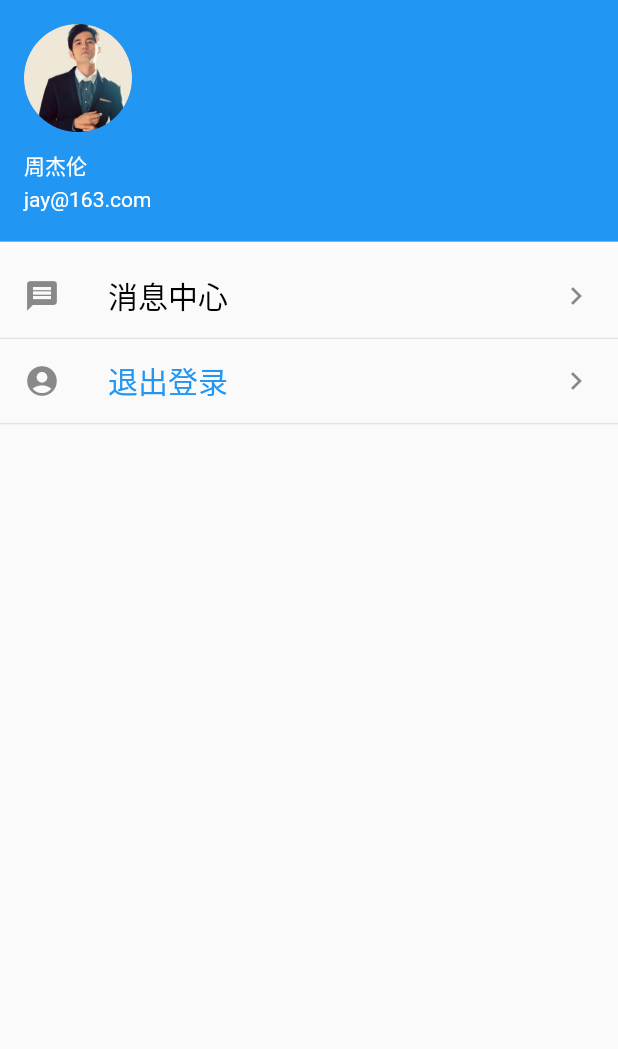
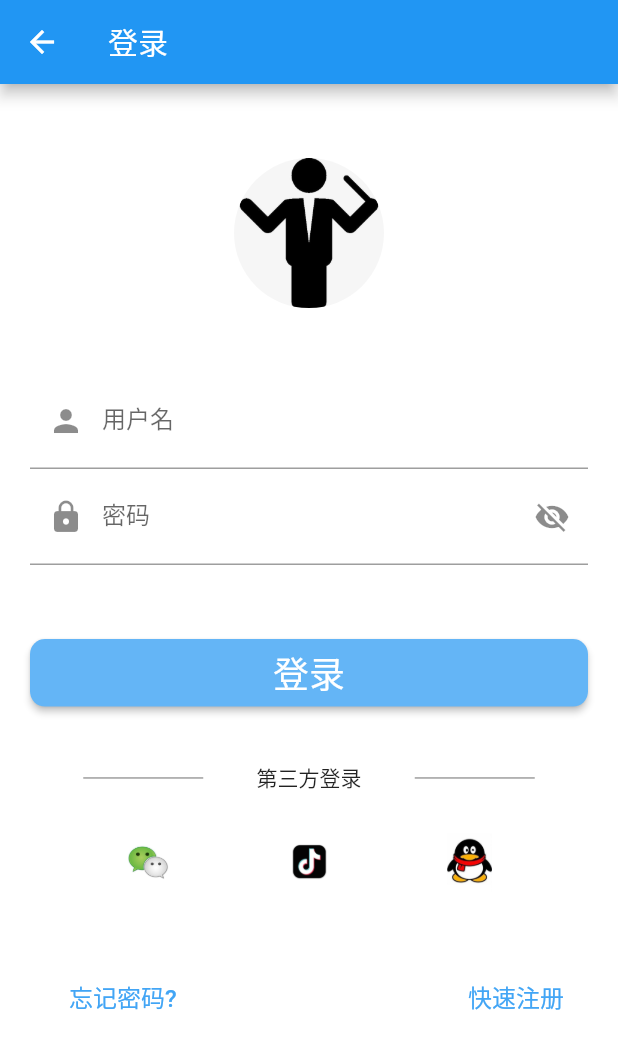
Before and after one commit to waltkong/xiaok, a Flutter app: the DrawerComponent widget shown alone on an empty page, opened directly, after a tap on "退出登录", on a phone screen of 412 x 824 dp. Shown: the top 1049 px of the screen. Run offline on Flutter 3.47's test engine with Material 2 defaults, Android fonts, the phone set to English and light mode, and no system bars; our stand-ins replace audioplayers, dio, flutter_easyrefresh, flutter_screenutil, flutter_swiper, shared_preferences; accounts and stored records are empty; network calls fail.

Commit message:
登录页面ok

```diff
--- a/flutter/xiaokmusic/lib/components/drawer_component.dart
+++ b/flutter/xiaokmusic/lib/components/drawer_component.dart
@@ -1,4 +1,6 @@
 import 'package:flutter/material.dart';
+
+import 'package:xiaokmusic/utils/login_util.dart';
 
 class DrawerComponent extends StatefulWidget {
   @override
@@ -13,7 +15,6 @@ class _DrawerComponentState extends State<DrawerComponent> {
 
   @override
   Widget build(BuildContext context) {
-
     return Container(
       child: ListView(
         children: <Widget>[
@@ -64,6 +65,7 @@ class _DrawerComponentState extends State<DrawerComponent> {
               setState(() {
                 highLightIndex = 2;
               });
+              Navigator.of(context).pushNamed('login');
             },
             title: Text(
               '退出登录', style: TextStyle(fontSize: 20,color: highLightIndex==2? Colors.blue : Colors.black),
--- /dev/null
+++ b/flutter/xiaokmusic/lib/localdatas/userinfo_form_data.dart
@@ -0,0 +1,39 @@
+import 'package:shared_preferences/shared_preferences.dart';
+
+
+class UserinfoFormData{
+
+  List keyList = [
+    'username',
+    'password',
+    'token',
+  ];
+
+  String getFullKey(String key){
+    return 'UserinfoFormData_'+ key;
+  }
+
+
+  Future setData(Map<String,String> _map) async{
+    SharedPreferences prefs = await SharedPreferences.getInstance();
+
+    _map.forEach((key,value){
+      prefs.setString(this.getFullKey(key.toString()), value.toString());
+    });
+
+  }
+
+  Future<String> getData(String keyname) async{
+    SharedPreferences prefs = await SharedPreferences.getInstance();
+
+    return prefs.getString(this.getFullKey(keyname));
+  }
+
+  Future deleteData(String keyname) async{
+    SharedPreferences prefs = await SharedPreferences.getInstance();
+    prefs.setString(this.getFullKey(keyname), '');
+  }
+
+
+
+}
--- a/flutter/xiaokmusic/lib/main.dart
+++ b/flutter/xiaokmusic/lib/main.dart
@@ -12,6 +12,9 @@ import 'package:xiaokmusic/pages/music/song_list_page.dart';
 
 import 'package:provider/provider.dart';
 import 'package:xiaokmusic/statemodels/base_state_model.dart';
+import 'package:xiaokmusic/statemodels/userinfo_state_model.dart';
+
+import 'package:xiaokmusic/pages/login/login_page.dart';
 
 void main() => runApp(MyApp());
 
@@ -21,6 +24,7 @@ class MyApp extends StatelessWidget {
     return MultiProvider(
       providers: [
         ChangeNotifierProvider(builder: (context)=>BaseStateModel() ,),
+        ChangeNotifierProvider(builder: (context)=>UserinfoStateModel() ,),
       ],
       child: Container(
 
@@ -44,6 +48,8 @@ class MyApp extends StatelessWidget {
             'singer_list':(context) => SingerListPage(),  //歌手列表页面
             'song_list':(context) => SongListPage(),  //歌曲列表页面
 
+            'login':(context) => LoginPage(),  //歌曲列表页面
+
           },
         ),
 
--- /dev/null
+++ b/flutter/xiaokmusic/lib/pages/login/login_page.dart
@@ -0,0 +1,461 @@
+import 'package:flutter/material.dart';
+import 'package:flutter_screenutil/flutter_screenutil.dart';
+import 'package:xiaokmusic/utils/validate_util.dart';
+import 'package:xiaokmusic/apis/user_api.dart';
+
+import 'package:provider/provider.dart';
+import 'package:xiaokmusic/statemodels/userinfo_state_model.dart';
+import 'package:xiaokmusic/localdatas/userinfo_form_data.dart';
+
+
+class LoginPage extends StatelessWidget {
+  @override
+  Widget build(BuildContext context) {
+    return Scaffold(
+      appBar: AppBar(
+        title: Text('登录'),
+      ),
+      backgroundColor: Colors.white,
+      // 外层添加一个手势，用于点击空白部分，回收键盘
+      body:LoginBodyPage(),
+    );
+  }
+}
+
+
+
+class LoginBodyPage extends StatefulWidget {
+  @override
+  _LoginBodyPageState createState() => _LoginBodyPageState();
+}
+
+class _LoginBodyPageState extends State<LoginBodyPage> {
+
+//  //焦点
+  FocusNode _focusNodeUserName = new FocusNode();
+  FocusNode _focusNodePassWord = new FocusNode();
+
+////  //用户名输入框控制器，此控制器可以监听用户名输入框操作
+  TextEditingController _userNameController = new TextEditingController();
+  TextEditingController _passwordController = new TextEditingController();
+
+////  //表单状态
+  GlobalKey<FormState> _formKey = GlobalKey<FormState>();
+
+  var _password = '';  //密码
+  var _username = ''; //用户名
+  var _isShowPwd = false;//是否显示密码
+  var _isShowClear = false;//是否显示输入框尾部的清除按钮
+
+//
+  @override
+  void initState() {
+    //设置焦点监听
+    _focusNodeUserName.addListener(_focusNodeListener);
+    _focusNodePassWord.addListener(_focusNodeListener);
+    //监听用户名框的输入改变
+    _userNameController.addListener((){
+
+      // 监听文本框输入变化，当有内容的时候，显示尾部清除按钮，否则不显示
+      if (_userNameController.text.length > 0) {
+        _isShowClear = true;
+      }else{
+        _isShowClear = false;
+      }
+      setState(() {
+
+      });
+    });
+    super.initState();
+
+    this.initUserFormInfo();
+  }
+
+  void initUserFormInfo() async {
+    var _u =await UserinfoFormData().getData('username');
+    var _p =await UserinfoFormData().getData('password');
+
+    setState(() {
+      if(_u != null){
+        _userNameController.text = _u;
+      }
+      if(_p != null){
+        _passwordController.text = _p;
+      }
+    });
+
+  }
+
+
+//
+  @override
+  void dispose() {
+    // 移除焦点监听
+    _focusNodeUserName.removeListener(_focusNodeListener);
+    _focusNodePassWord.removeListener(_focusNodeListener);
+    _userNameController.dispose();
+    _passwordController.dispose();
+    super.dispose();
+  }
+
+//  // 监听焦点
+  Future<Null> _focusNodeListener() async{
+    if(_focusNodeUserName.hasFocus){
+      // 取消密码框的焦点状态
+      _focusNodePassWord.unfocus();
+    }
+    if (_focusNodePassWord.hasFocus) {
+      // 取消用户名框焦点状态
+      _focusNodeUserName.unfocus();
+    }
+  }
+
+
+  @override
+  Widget build(BuildContext context) {
+
+    ScreenUtil.instance = ScreenUtil(width:750,height:1334)..init(context);
+
+    //清空登录信息
+//    UserinfoStateModel _stateProvider = Provider.of<UserinfoStateModel>(context);
+//    _stateProvider.logout();
+
+    return GestureDetector(
+      onTap: (){
+        // 点击空白区域，回收键盘
+        _focusNodePassWord.unfocus();
+        _focusNodeUserName.unfocus();
+      },
+      child: new ListView(
+        children: <Widget>[
+          new SizedBox(height: ScreenUtil().setHeight(80),),
+          logoImageArea(),
+          new SizedBox(height: ScreenUtil().setHeight(70),),
+          inputTextArea(),
+          new SizedBox(height: ScreenUtil().setHeight(80),),
+          loginButtonArea(),
+          new SizedBox(height: ScreenUtil().setHeight(60),),
+          thirdLoginArea(),
+          new SizedBox(height: ScreenUtil().setHeight(60),),
+          bottomArea(),
+        ],
+      ),
+    );
+  }
+
+
+  // logo 图片区域
+  Widget logoImageArea(){
+    return new Container(
+      alignment: Alignment.topCenter,
+      // 设置图片为圆形
+      child: ClipOval(
+        child: Image.asset(
+          "images/logo.jpg",
+          height: 100,
+          width: 100,
+          fit: BoxFit.cover,
+        ),
+      ),
+    );
+  }
+
+  String validateUserName(value){
+    if(ValidateUtil().isPhone(value)){
+      return 'null';
+    }
+    return '请输入正确手机号';
+  }
+
+  String validatePassWord(value){
+    if(ValidateUtil().isPassword(value)){
+      return 'null';
+    }
+    return '密码长度不对';
+  }
+
+
+  //输入文本框区域
+  Widget inputTextArea(){
+    return new Container(
+      margin: EdgeInsets.only(left: 20,right: 20),
+      decoration: new BoxDecoration(
+          borderRadius: BorderRadius.all(Radius.circular(8)),
+          color: Colors.white
+      ),
+      child: new Form(
+        key: _formKey,
+        child: new Column(
+          mainAxisSize: MainAxisSize.min,
+          children: <Widget>[
+            new TextFormField(
+              controller: _userNameController,
+              focusNode: _focusNodeUserName,
+              //设置键盘类型
+              keyboardType: TextInputType.number,
+              decoration: InputDecoration(
+                labelText: "用户名",
+                hintText: "请输入手机号",
+                prefixIcon: Icon(Icons.person),
+                //尾部添加清除按钮
+                suffixIcon:(_isShowClear)
+                    ? IconButton(
+                  icon: Icon(Icons.clear),
+                  onPressed: (){
+                    // 清空输入框内容
+                    _userNameController.clear();
+                  },
+                )
+                    : null ,
+              ),
+              //验证用户名
+//              validator: validateUserName,
+              //保存数据
+              onSaved: (String value){
+                _username = value;
+              },
+            ),
+            new TextFormField(
+              focusNode: _focusNodePassWord,
+              controller: _passwordController,
+              decoration: InputDecoration(
+                  labelText: "密码",
+                  hintText: "请输入密码",
+                  prefixIcon: Icon(Icons.lock),
+                  // 是否显示密码
+                  suffixIcon: IconButton(
+                    icon: Icon((_isShowPwd) ? Icons.visibility : Icons.visibility_off),
+                    // 点击改变显示或隐藏密码
+                    onPressed: (){
+                      setState(() {
+                        _isShowPwd = !_isShowPwd;
+                      });
+                    },
+                  )
+              ),
+              obscureText: !_isShowPwd,
+              //密码验证
+//              validator:validatePassWord,
+              //保存数据
+              onSaved: (String value){
+                _password = value;
+              },
+            )
+          ],
+        ),
+      ),
+    );
+  }
+
+// 登录按钮区域
+  Widget loginButtonArea(){
+
+    UserinfoStateModel _stateProvider = Provider.of<UserinfoStateModel>(context);
+
+    return new Container(
+      margin: EdgeInsets.only(left: 20,right: 20),
+      height: 45.0,
+      child: new RaisedButton(
+        color: Colors.blue[300],
+        child: Text(
+          "登录",
+          style: Theme.of(context).primaryTextTheme.headline,
+        ),
+        // 设置按钮圆角
+        shape: RoundedRectangleBorder(borderRadius: BorderRadius.circular(10.0)),
+        onPressed: (){
+          //点击登录按钮，解除焦点，回收键盘
+          _focusNodePassWord.unfocus();
+          _focusNodeUserName.unfocus();
+
+          if (_formKey.currentState.validate()) {
+            //只有输入通过验证，才会执行这里
+            _formKey.currentState.save();
+
+            print(_username);
+            print(_password);
+            //todo 登录操作
+
+            doLogin(_stateProvider,this._username, this._password);
+
+          }
+
+        },
+      ),
+    );
+  }
+
+
+  //  登录
+  doLogin(UserinfoStateModel _stateProvider,String username,String password) async{
+
+    if(ValidateUtil().isUsername(username) && ValidateUtil().isPassword(password)){
+
+      var res = await UserApi().login({
+        'account':username,
+        'password':password,
+      });
+      print(res);
+
+      if(res['code'] == 1){
+        var userinfo = res['data']['userinfo'] ;
+
+        //状态管理
+        _stateProvider.setUserinfoMap({
+          'id':userinfo['id'].toString(),
+          'username':userinfo['username'].toString(),
+          'nickname':userinfo['nickname'].toString(),
+          'mobile':userinfo['mobile'].toString(),
+          'avatar':userinfo['avatar'].toString(),   //base64
+          'createtime': userinfo['createtime'].toString(),
+          'expiretime': userinfo['expiretime'].toString(),
+          'token': userinfo['token'].toString(),
+        });
+
+        //用户信息写入本地
+        await UserinfoFormData().setData({
+          'username': userinfo['username'].toString(),
+          'password':password.toString(),
+          'token':userinfo['token'].toString(),
+        });
+
+        Navigator.of(context).pushNamed('/');
+
+      }else{
+        Scaffold.of(context).showSnackBar(SnackBar(
+          content: Text('登录失败'),
+          action: SnackBarAction(
+            label: 'OK',
+            onPressed: (){},
+          ),
+        ));
+      }
+
+    }else{
+      Scaffold.of(context).showSnackBar(SnackBar(
+        content: Text('请填写用户密码'),
+        action: SnackBarAction(
+          label: 'OK',
+          onPressed: (){},
+        ),
+      ));
+    }
+
+
+  }
+
+
+  //第三方登录区域
+  Widget thirdLoginArea(){
+    return new Container(
+      margin: EdgeInsets.only(left: 20,right: 20),
+      child: new Column(
+        children: <Widget>[
+          new Row(
+            mainAxisSize: MainAxisSize.max,
+            mainAxisAlignment: MainAxisAlignment.spaceEvenly,
+            children: <Widget>[
+              Container(
+                width: 80,
+                height: 1.0,
+                color: Colors.grey,
+
+              ),
+              Text(
+                  '第三方登录'
+              ),
+              Container(
+                width: 80,
+                height: 1.0,
+                color: Colors.grey,
+              ),
+            ],
+          ),
+          new SizedBox(
+            height: 18,
+          ),
+          new Row(
+            mainAxisAlignment: MainAxisAlignment.spaceEvenly,
+            children: <Widget>[
+              IconButton(
+                color: Colors.green[200],
+                // 第三方库icon图标
+                icon: Image.asset('images/wechat.jpg'),
+                iconSize: 40.0,
+                onPressed: (){
+
+                },
+              ),
+              IconButton(
+                color: Colors.green[200],
+                icon: Image.asset('images/douyin.jpg'),
+                iconSize: 40.0,
+                onPressed: (){
+
+                },
+              ),
+              IconButton(
+                color: Colors.green[200],
+                icon: Image.asset('images/qq.jpg'),
+                iconSize: 40.0,
+                onPressed: (){
+
+                },
+              ),
+
+            ],
+          )
+        ],
+      ),
+    );
+  }
+
+
+  //忘记密码  立即注册
+  Widget bottomArea(){
+    return new Container(
+      margin: EdgeInsets.only(right: 20,left: 30),
+      child: new Row(
+        mainAxisSize: MainAxisSize.max,
+        mainAxisAlignment: MainAxisAlignment.spaceBetween,
+        children: <Widget>[
+          FlatButton(
+            child: Text(
+              "忘记密码?",
+              style: TextStyle(
+                color: Colors.blue[400],
+                fontSize: 16.0,
+              ),
+            ),
+            //忘记密码按钮，点击执行事件
+            onPressed: (){
+
+            },
+          ),
+          FlatButton(
+            child: Text(
+              "快速注册",
+              style: TextStyle(
+                color: Colors.blue[400],
+                fontSize: 16.0,
+              ),
+            ),
+            //点击快速注册、执行事件
+            onPressed: (){
+
+            },
+          )
+        ],
+      ),
+    );
+  }
+
+
+
+
+
+
+
+
+
+}
--- a/flutter/xiaokmusic/lib/pages/my/my_index_page.dart
+++ b/flutter/xiaokmusic/lib/pages/my/my_index_page.dart
@@ -2,6 +2,8 @@ import 'package:flutter/material.dart';
 import 'package:flutter_screenutil/flutter_screenutil.dart';
 import 'package:xiaokmusic/apis/music_api.dart';
 import 'package:xiaokmusic/pages/music/cd_one_page.dart';
+
+import 'package:xiaokmusic/utils/login_util.dart';
 
 class MyIndexPage extends StatefulWidget {
   @override
@@ -27,6 +29,7 @@ class _MyIndexPageState extends State<MyIndexPage> {
 
   @override
   Widget build(BuildContext context) {
+
     return SingleChildScrollView(
       child: Column(
         children: <Widget>[
--- a/flutter/xiaokmusic/lib/pages/others/message_center_page.dart
+++ b/flutter/xiaokmusic/lib/pages/others/message_center_page.dart
@@ -3,8 +3,10 @@ import 'package:flutter/material.dart';
 class MessageCenterPage extends StatelessWidget {
   @override
   Widget build(BuildContext context) {
-    return Container(
-      child:Text('text'),
+    return Scaffold(
+      body: Center(
+        child: Text('消息界面'),
+      ),
     );
   }
 }
--- a/flutter/xiaokmusic/lib/pages/others/search_page.dart
+++ b/flutter/xiaokmusic/lib/pages/others/search_page.dart
@@ -43,7 +43,7 @@ class _SearchPageBodyState extends State<SearchPageBody> {
   @override
   void dispose() {
     super.dispose();
-    _controller = null;
+    _controller.dispose();
   }
 
   void getSearchHistory() async{
--- /dev/null
+++ b/flutter/xiaokmusic/lib/statemodels/userinfo_state_model.dart
@@ -0,0 +1,41 @@
+import 'package:flutter/material.dart';
+
+class UserinfoStateModel extends ChangeNotifier{
+
+  //当前播放器
+  Map<String,dynamic> userinfo = {
+    'id':'',
+    'username':'',
+    'nickname':'',
+    'mobile':'',
+    'avatar':'',   //base64
+    'createtime': '',
+    'expiretime': '',
+    'token':'',
+  };
+
+  //设置播放器的状态
+  void setUserinfoMap(Map<String,dynamic> _map){
+    _map.forEach((key,value){
+      userinfo[key] = value;
+    });
+    notifyListeners();
+  }
+
+  void logout(){
+    userinfo = {
+      'id':'',
+      'username':'',
+      'nickname':'',
+      'mobile':'',
+      'avatar':'',   //base64
+      'createtime': '',
+      'expiretime': '',
+      'token':'',
+    };
+    notifyListeners();
+  }
+
+
+
+}
--- a/flutter/xiaokmusic/lib/utils/audio_player_util.dart
+++ b/flutter/xiaokmusic/lib/utils/audio_player_util.dart
@@ -10,6 +10,7 @@ class AudioPlayerUtil{
     if(aPlayer == null){
       aPlayer = AudioPlayer();
     }
+
     return aPlayer;
   }
 
```
Also changed, not shown: flutter/xiaokmusic/lib/apis/user_api.dart (+14 -0 lines), flutter/xiaokmusic/lib/utils/login_util.dart (added, +37 -0 lines), flutter/xiaokmusic/lib/utils/validate_util.dart (added, +45 -0 lines), flutter/xiaokmusic/images/douyin.jpg (added), flutter/xiaokmusic/images/logo.jpg (added), flutter/xiaokmusic/images/qq.jpg (added), flutter/xiaokmusic/images/wechat.jpg (added).
